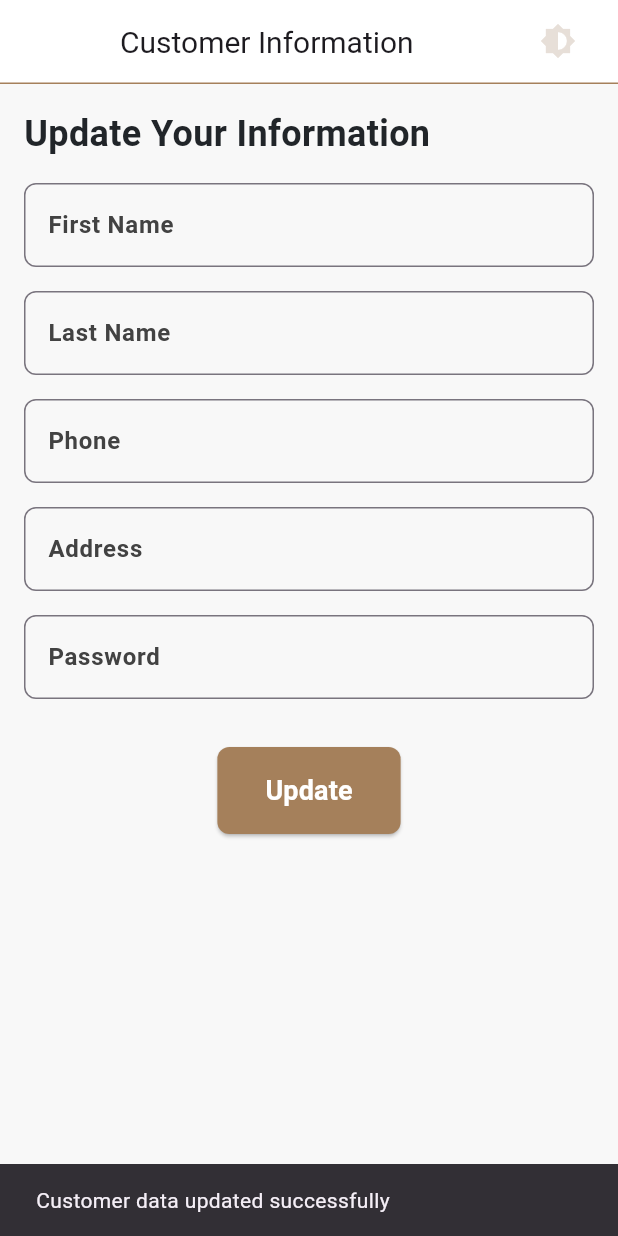
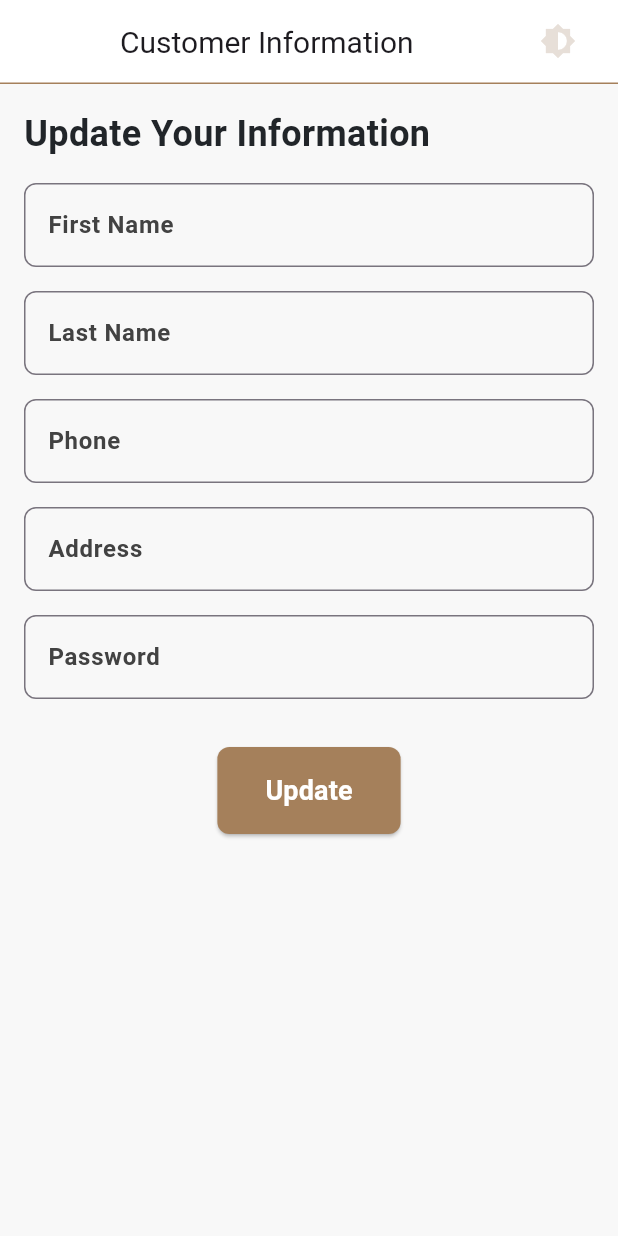
Before and after one commit to AhmedmohamedAhmed90/RealEstateMobile, a Flutter app: the CustomerDataPage screen opened directly with empty values, after a tap on "Update", on a phone screen of 412 x 824 dp. Run offline on Flutter 3.47's test engine with Material 3 defaults, Android fonts, the phone set to English and light mode, and no system bars; our stand-ins replace bloc, carousel_slider, dio, equatable, file_picker, flutter_bloc and 4 more; missing offline and left inert: custom_line_indicator_bottom_navbar, flutter_toastr; accounts and stored records are empty; network calls fail.

Commit message:
"Replaced ScaffoldMessenger with FlutterToastr for displaying snackbars in CustomerDataPage, LoginPage, SignupPage, and TicketForm."

```diff
--- a/real_estate_mobile/lib/modules/CustomerDataScreen/CustomerDataPage.dart
+++ b/real_estate_mobile/lib/modules/CustomerDataScreen/CustomerDataPage.dart
@@ -1,5 +1,6 @@
 import 'package:flutter/material.dart';
 import 'package:flutter_bloc/flutter_bloc.dart';
+import 'package:flutter_toastr/flutter_toastr.dart';
 import 'package:google_fonts/google_fonts.dart';
 import 'package:real_estate_mobile/modules/CustomerDataScreen/cubit/CustomerDataCubit.dart';
 import 'package:real_estate_mobile/shared/appcubit/ThemeCubit.dart';
@@ -128,9 +129,10 @@ class _CustomerDataPageState extends State<CustomerDataPage> {
       customerid: widget.customerid,
     );
 
-    ScaffoldMessenger.of(context).showSnackBar(
-      SnackBar(content: Text('Customer data updated successfully')),
-    );
+    // ScaffoldMessenger.of(context).showSnackBar(
+    //   SnackBar(content: Text('Customer data updated successfully')),
+    // );
+    FlutterToastr.show("Customer data updated successfully", context);
   }
 
   Widget _buildTextField(String label, TextEditingController controller,
--- a/real_estate_mobile/pubspec.yaml
+++ b/real_estate_mobile/pubspec.yaml
@@ -56,7 +56,7 @@ dependencies:
   flutter_snake_navigationbar: ^0.6.1
   custom_line_indicator_bottom_navbar: ^0.0.8
   file_picker: ^5.2.10
-
+  flutter_toastr: ^1.0.3
   # The following adds the Cupertino Icons font to your application.
   # Use with the CupertinoIcons class for iOS style icons.
 
```
Also changed, not shown: real_estate_mobile/lib/modules/Login/LoginPage.dart (+8 -6 lines), real_estate_mobile/lib/modules/Signup/SignupPage.dart (+10 -6 lines), real_estate_mobile/lib/modules/TicketForm/TicketForm.dart (+8 -2 lines), real_estate_mobile/pubspec.lock.
